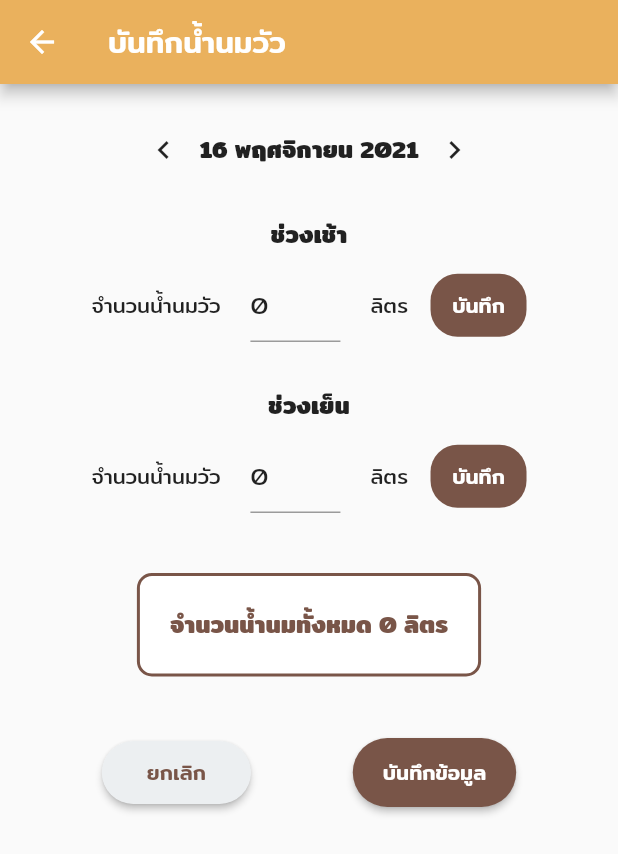
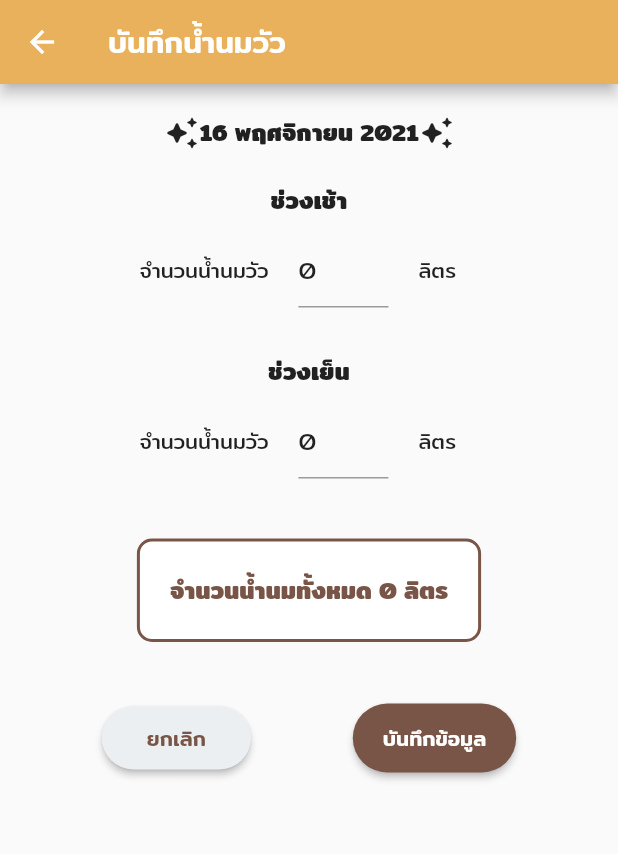
Before and after one commit to DairyFarmProject/dairycattle, a Flutter app: the RecordMilk screen opened directly, after a tap on "บันทึกข้อมูล", on a phone screen of 412 x 824 dp. Shown: the top 854 px of the screen. Run offline on Flutter 3.47's test engine with Material 2 defaults, Android fonts, the phone set to English and light mode, and no system bars; our stand-ins replace dropdown_search, firebase_auth, firebase_core, firebase_storage, fl_chart, flutter_mobx and 5 more; missing offline and left inert: cloud_firestore_web, firebase_analytics_web, firebase_auth_web, firebase_core_web, firebase_messaging_web, firebase_storage_web and 2 more; accounts and stored records are empty; network calls fail.

Commit message:
Edit Record milk button
แก้ปุ่มคำนวณ น้ำนม

```diff
--- a/lib/Screens/Activity/Milk/recordmilk.dart
+++ b/lib/Screens/Activity/Milk/recordmilk.dart
@@ -92,9 +92,7 @@ class _RecordMilkState extends State<RecordMilk> {
               child: Row(
                 mainAxisAlignment: MainAxisAlignment.center,
                 children: [
-                  IconButton(
-                      icon: const Icon(Icons.navigate_before, size: 24),
-                      onPressed: () {}),
+                  Icon(Icons.auto_awesome_rounded, size: 24),
                   Text(
                     DateFormat.yMMMMd("th_TH")
                         .format(DateTime.parse(now.toString())),
@@ -104,12 +102,7 @@ class _RecordMilkState extends State<RecordMilk> {
                     ),
                     textAlign: TextAlign.center,
                   ),
-                  IconButton(
-                      icon: const Icon(
-                        Icons.navigate_next,
-                        size: 24,
-                      ),
-                      onPressed: () {}),
+                  Icon(Icons.auto_awesome_rounded, size: 24),
                 ],
               ),
             ),
@@ -126,6 +119,7 @@ class _RecordMilkState extends State<RecordMilk> {
             ),
             Row(
               mainAxisAlignment: MainAxisAlignment.center,
+              crossAxisAlignment: CrossAxisAlignment.center,
               children: <Widget>[
                 Container(
                   padding: const EdgeInsets.fromLTRB(0, 20, 0, 20),
@@ -151,20 +145,6 @@ class _RecordMilkState extends State<RecordMilk> {
                     style: TextStyle(fontSize: 14),
                   ),
                 ),
-                TextButton(
-                  child: const Text('บันทึก',
-                      style: TextStyle(fontSize: 14, color: Colors.white)),
-                  style: ButtonStyle(
-                      padding: MaterialStateProperty.all<EdgeInsets>(
-                          const EdgeInsets.all(10)),
-                      backgroundColor:
-                          MaterialStateProperty.all<Color>(Colors.brown),
-                      shape: MaterialStateProperty.all<RoundedRectangleBorder>(
-                          RoundedRectangleBorder(
-                        borderRadius: BorderRadius.circular(18.0),
-                      ))),
-                  onPressed: doAddition,
-                )
               ],
             ),
             Container(
@@ -204,20 +184,6 @@ class _RecordMilkState extends State<RecordMilk> {
                     'ลิตร',
                     style: TextStyle(fontSize: 14),
                   ),
-                ),
-                TextButton(
-                  child: const Text('บันทึก',
-                      style: TextStyle(fontSize: 14, color: Colors.white)),
-                  style: ButtonStyle(
-                      padding: MaterialStateProperty.all<EdgeInsets>(
-                          const EdgeInsets.all(10)),
-                      backgroundColor:
-                          MaterialStateProperty.all<Color>(Colors.brown),
-                      shape: MaterialStateProperty.all<RoundedRectangleBorder>(
-                          RoundedRectangleBorder(
-                        borderRadius: BorderRadius.circular(18.0),
-                      ))),
-                  onPressed: doAddition,
                 ),
               ],
             ),
@@ -276,6 +242,9 @@ class _RecordMilkState extends State<RecordMilk> {
                         // ignore: deprecated_member_use
                         RaisedButton(
                           onPressed: () {
+                            if (t1.text.isNotEmpty || t2.text.isNotEmpty) {
+                              doAddition();
+                            }
                             if (t1.text.isEmpty) {
                               _scaffoldKey.currentState?.showSnackBar(
                                   const SnackBar(
```
